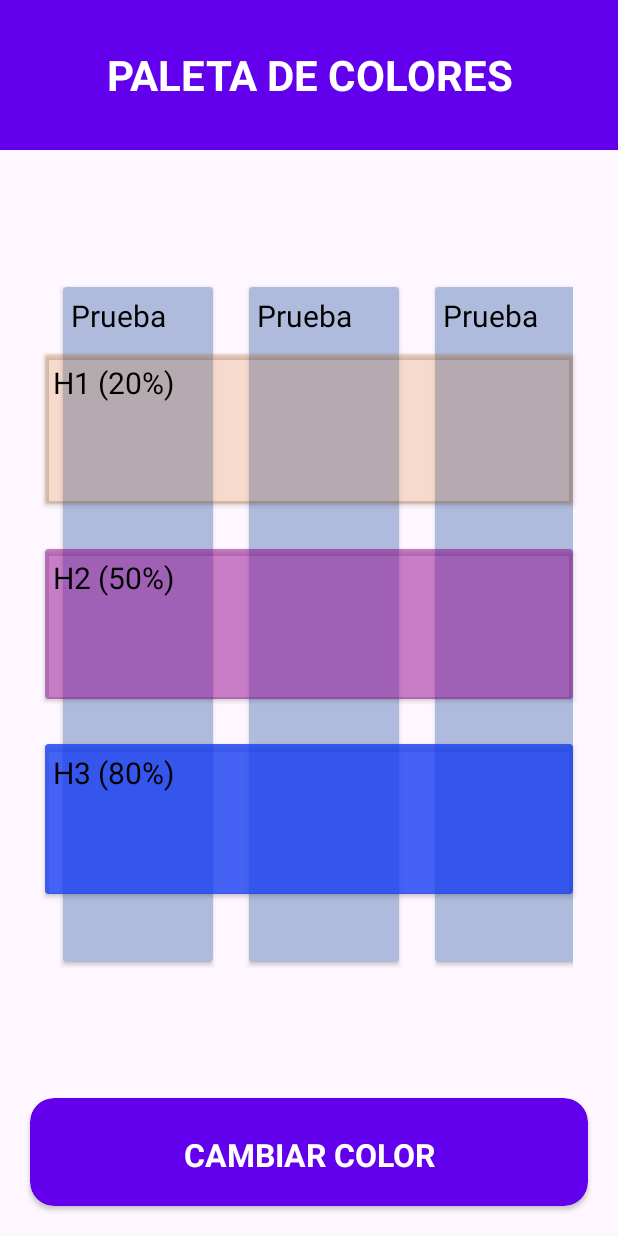
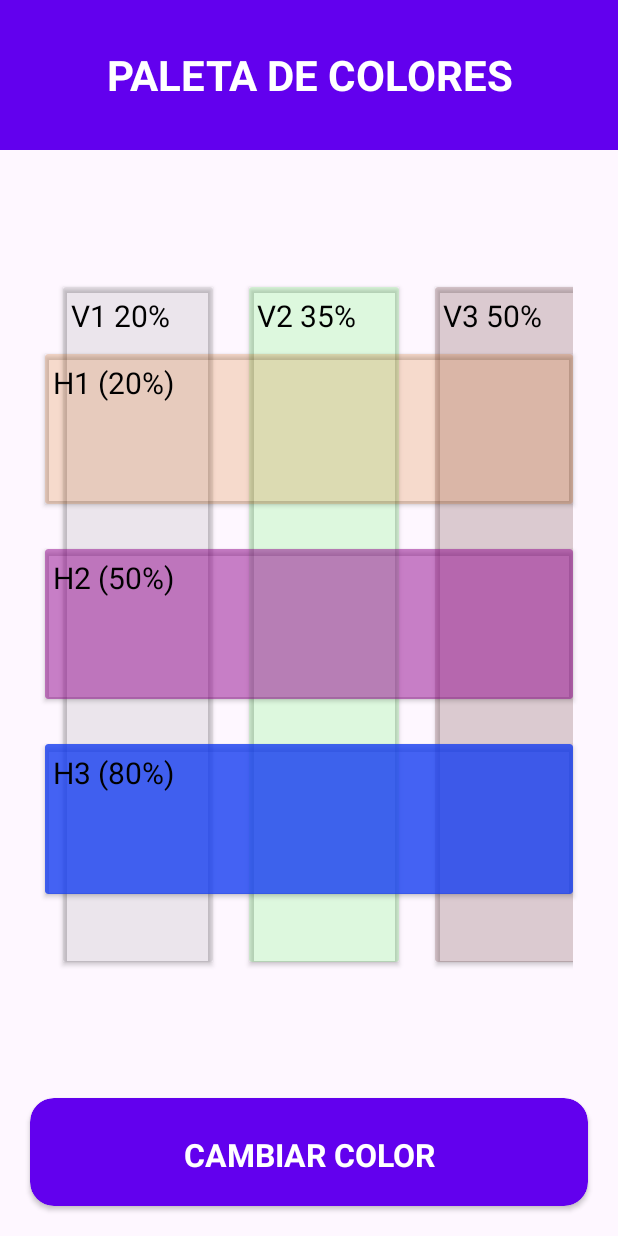
Before and after one commit to EowynRohirrim/AppsPMDM, an Android app: the ColorsActivity screen opened directly, with no data from a screen before it, on a phone screen of 412 x 824 dp. Run offline under Robolectric (Android 15) with nearby library versions, the phone set to English and light mode, and no system bars.

Commit message:
19/12/2023 Tema 6 APIs

```diff
--- a/app/src/main/java/com/patri/appspmdm/ColorsApp/ColorsActivity.kt
+++ b/app/src/main/java/com/patri/appspmdm/ColorsApp/ColorsActivity.kt
@@ -29,11 +29,11 @@ class ColorsActivity : AppCompatActivity() {
 
     /**Inicio la lista. FALLO. No la coge al arrancar la app. Preguntar*/
     private val verticalBars = mutableListOf(
-        VerticalBar(Color.argb(20,20,20,20), "Hola, no se que falla, ya me dirás por favor."),
-        VerticalBar(Color.argb(35,20,255,20), R.string.dialog_BarV2.toString()),
-        VerticalBar(Color.argb(50,80,20,20), R.string.dialog_BarV3.toString()),
-        VerticalBar(Color.argb(65,20,20,80), R.string.dialog_BarV4.toString()),
-        VerticalBar(Color.argb(80,200,20,20), R.string.dialog_BarV5.toString()),
+        VerticalBar(Color.argb(20,20,20,20), "V1 (20%)"),
+        VerticalBar(Color.argb(35,20,255,20), "V2 (35%)"),
+        VerticalBar(Color.argb(50,80,20,20), "V3 (50%)"),
+        VerticalBar(Color.argb(65,20,20,80), "V4 (65%)"),
+        VerticalBar(Color.argb(80,200,20,20), "V5 (80%)"),
     )
     override fun onCreate(savedInstanceState: Bundle?) {
         super.onCreate(savedInstanceState)
```
Also changed, not shown: app/src/main/java/com/patri/appspmdm/ColorsApp/HorizontalViewHolder.kt (+5 -5 lines).
